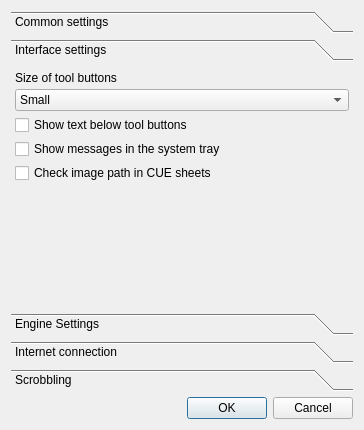
Before: the Qt Designer form src/settings.ui in DrMoriarty/cuberok, drawn with Qt 5.
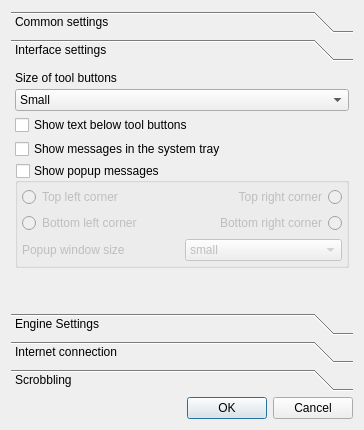
After: the same form once the commit is applied. The open tabs and pages were chosen to show the change. Icons and pictures are not drawn.

```diff
--- a/src/settings.ui
+++ b/src/settings.ui
@@ -106,6 +106,16 @@
          </property>
         </widget>
        </item>
+       <item row="9" column="0">
+        <widget class="QCheckBox" name="checkBox_controlCuePath">
+         <property name="toolTip">
+          <string>Check existance of CUE image</string>
+         </property>
+         <property name="text">
+          <string>Check image path in CUE sheets</string>
+         </property>
+        </widget>
+       </item>
       </layout>
      </widget>
      <widget class="QWidget" name="page_5">
@@ -172,13 +182,84 @@
         </widget>
        </item>
        <item>
-        <widget class="QCheckBox" name="checkBox_controlCuePath">
-         <property name="toolTip">
-          <string>Check existance of CUE image</string>
+        <widget class="QGroupBox" name="groupBox_popupMessages">
+         <property name="title">
+          <string>Show popup messages</string>
          </property>
-         <property name="text">
-          <string>Check image path in CUE sheets</string>
+         <property name="flat">
+          <bool>false</bool>
          </property>
+         <property name="checkable">
+          <bool>true</bool>
+         </property>
+         <property name="checked">
+          <bool>false</bool>
+         </property>
+         <layout class="QGridLayout" name="gridLayout_2">
+          <property name="margin">
+           <number>4</number>
+          </property>
+          <item row="0" column="0">
+           <widget class="QRadioButton" name="radioButton_ptl">
+            <property name="text">
+             <string>Top left corner</string>
+            </property>
+           </widget>
+          </item>
+          <item row="1" column="0">
+           <widget class="QRadioButton" name="radioButton_pbl">
+            <property name="text">
+             <string>Bottom left corner</string>
+            </property>
+           </widget>
+          </item>
+          <item row="0" column="1">
+           <widget class="QRadioButton" name="radioButton_ptr">
+            <property name="layoutDirection">
+             <enum>Qt::RightToLeft</enum>
+            </property>
+            <property name="text">
+             <string>Top right corner</string>
+            </property>
+           </widget>
+          </item>
+          <item row="1" column="1">
+           <widget class="QRadioButton" name="radioButton_pbr">
+            <property name="layoutDirection">
+             <enum>Qt::RightToLeft</enum>
+            </property>
+            <property name="text">
+             <string>Bottom right corner</string>
+            </property>
+           </widget>
+          </item>
+          <item row="2" column="1">
+           <widget class="QComboBox" name="comboBox_popupSize">
+            <item>
+             <property name="text">
+              <string>small</string>
+             </property>
+            </item>
+            <item>
+             <property name="text">
+              <string>medium</string>
+             </property>
+            </item>
+            <item>
+             <property name="text">
+              <string>large</string>
+             </property>
+            </item>
+           </widget>
+          </item>
+          <item row="2" column="0">
+           <widget class="QLabel" name="label_15">
+            <property name="text">
+             <string>Popup window size</string>
+            </property>
+           </widget>
+          </item>
+         </layout>
         </widget>
        </item>
        <item>
```
Left out of the diff: 2 changed lines with no effect on the pictures.
